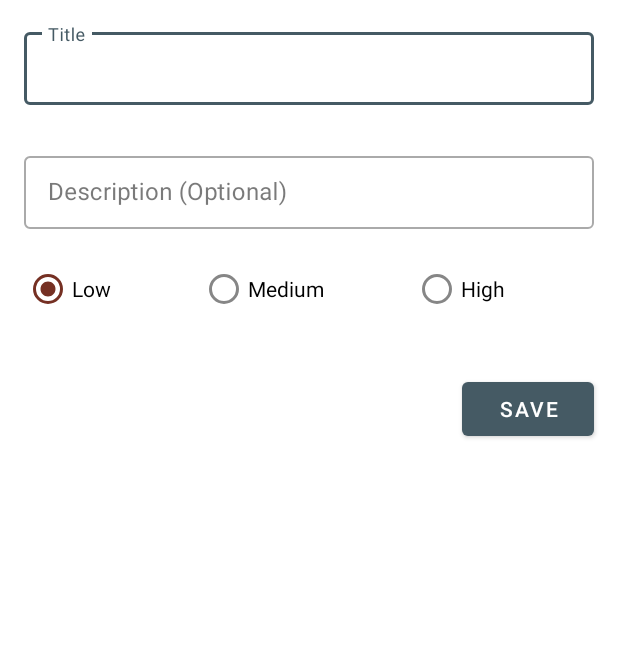
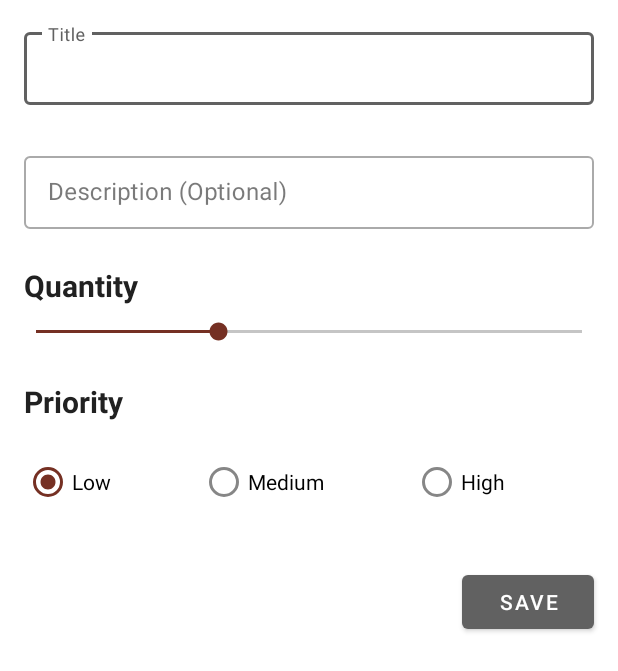
Before and after one commit to Tryden12/ToBuy, an Android app: the layout fragment_add_item_entity.xml on its own in the app's theme, with its tools: preview values and no code run, on a phone screen of 412 x 824 dp. Shown: the top 671 px of the screen. Run offline under Robolectric (Android 15) with nearby library versions, the phone set to English and light mode, and no system bars.

Commit message:
added seekbar to update quantity of item

```diff
--- a/app/src/main/res/layout/fragment_add_item_entity.xml
+++ b/app/src/main/res/layout/fragment_add_item_entity.xml
@@ -3,6 +3,7 @@
     xmlns:app="http://schemas.android.com/apk/res-auto"
     android:layout_width="match_parent"
     android:layout_height="match_parent"
+    xmlns:tools="http://schemas.android.com/tools"
     android:clipChildren="false">
 
     <androidx.constraintlayout.widget.ConstraintLayout
@@ -50,6 +51,43 @@
                 android:textColor="?attr/colorOnBackground"/>
 
         </com.google.android.material.textfield.TextInputLayout>
+        <androidx.appcompat.widget.AppCompatTextView
+            android:id="@+id/quantityLabelTextView"
+            android:layout_width="wrap_content"
+            android:layout_height="wrap_content"
+            android:layout_marginTop="24dp"
+            android:text="Quantity"
+            android:textColor="?attr/colorOnBackground"
+            android:textSize="20sp"
+            android:textStyle="bold"
+            app:layout_constraintStart_toStartOf="@id/descriptionTextField"
+            app:layout_constraintTop_toBottomOf="@id/descriptionTextField" />
+
+        <SeekBar
+            android:id="@+id/quantitySeekBar"
+            android:layout_width="0dp"
+            android:layout_height="wrap_content"
+            android:layout_marginHorizontal="8dp"
+            android:layout_marginTop="8dp"
+            android:max="10"
+            android:min="1"
+            android:progressBackgroundTint="?attr/colorOnBackground"
+            app:layout_constraintEnd_toEndOf="parent"
+            app:layout_constraintStart_toStartOf="parent"
+            app:layout_constraintTop_toBottomOf="@id/quantityLabelTextView"
+            tools:progress="4" />
+
+        <androidx.appcompat.widget.AppCompatTextView
+            android:id="@+id/priorityLabelTextView"
+            android:layout_width="wrap_content"
+            android:layout_height="wrap_content"
+            android:layout_marginTop="24dp"
+            android:text="Priority"
+            android:textColor="?attr/colorOnBackground"
+            android:textSize="20sp"
+            android:textStyle="bold"
+            app:layout_constraintStart_toStartOf="@id/quantityLabelTextView"
+            app:layout_constraintTop_toBottomOf="@id/quantitySeekBar" />
 
         <RadioGroup
             android:id="@+id/radioGroup"
@@ -61,7 +99,7 @@
             android:orientation="horizontal"
             app:layout_constraintEnd_toEndOf="parent"
             app:layout_constraintStart_toStartOf="parent"
-            app:layout_constraintTop_toBottomOf="@id/descriptionTextField">
+            app:layout_constraintTop_toBottomOf="@id/priorityLabelTextView">
 
             <com.google.android.material.radiobutton.MaterialRadioButton
                 android:id="@+id/radioButtonLow"
--- a/app/src/main/res/values/colors.xml
+++ b/app/src/main/res/values/colors.xml
@@ -4,9 +4,9 @@
     <color name="white">#FFFFFFFF</color>
     <color name="color_accent">#4d342b</color>
 
-    <color name="primaryLightColor">@color/blue_gray_50</color>
-    <color name="primaryColor">@color/blue_gray_700</color>
-    <color name="primaryDarkColor">@color/blue_gray_800</color>
+    <color name="primaryLightColor">@color/gray_50</color>
+    <color name="primaryColor">@color/gray_700</color>
+    <color name="primaryDarkColor">@color/gray_800</color>
     <color name="secondaryLightColor">@color/rustLightColor</color>
     <color name="secondaryColor">@color/rustColor</color>
     <color name="secondaryDarkColor">@color/rustDarkColor</color>
```
Also changed, not shown: app/src/main/java/com/tryden/tobuy/ui/MainActivity.kt (+17 -3 lines), app/src/main/java/com/tryden/tobuy/ui/add/AddItemEntityFragment.kt (+39 -0 lines).
